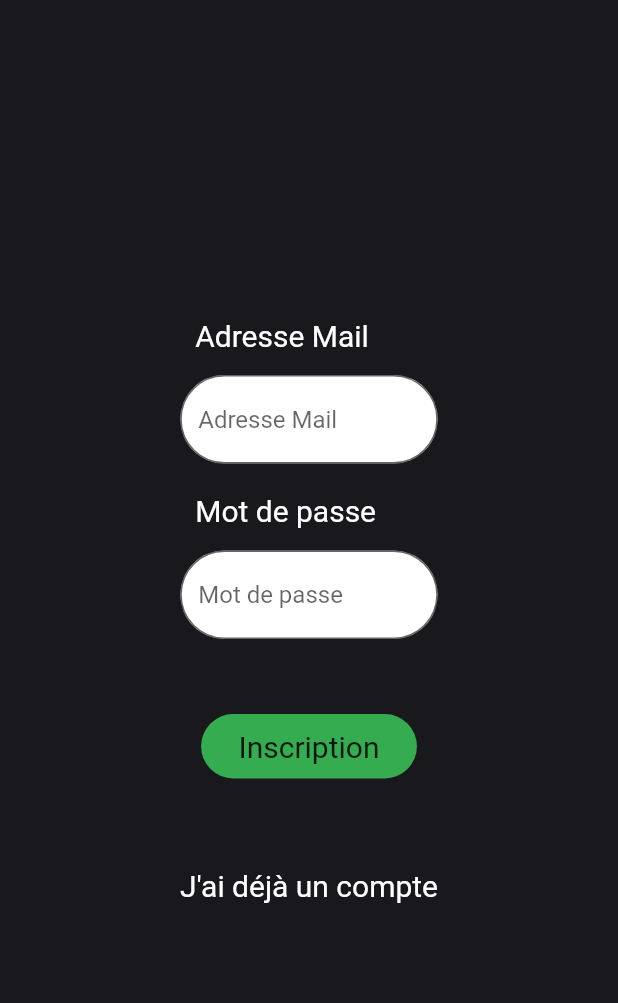
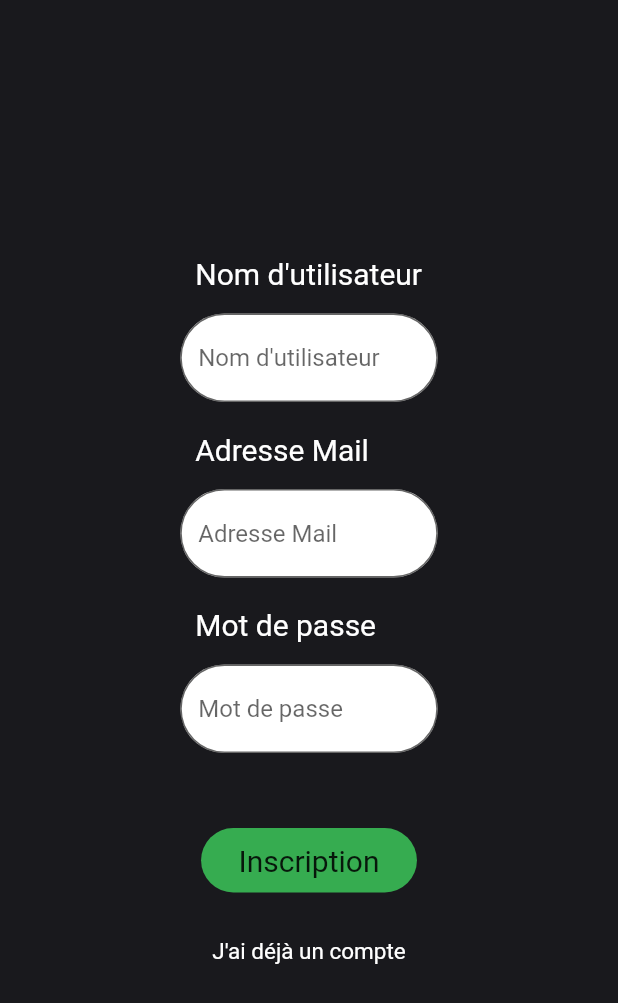
Before and after one commit to nait-sab/jdr_maker, a Flutter app: the InscriptionView screen opened directly, after a tap on "Inscription", on a phone screen of 412 x 824 dp. Shown: the top 1003 px of the screen. Run offline on Flutter 3.47's test engine with Material 2 defaults, Android fonts, the phone set to English and light mode, and no system bars; our stand-ins replace cloud_firestore, firebase_auth, firebase_core, google_fonts; missing offline and left inert: firedart; accounts and stored records are empty; network calls fail.

Commit message:
Ajout connexion, inscription et vérification connexion

```diff
--- a/lib/src/app/views/inscription_view.dart
+++ b/lib/src/app/views/inscription_view.dart
@@ -1,5 +1,8 @@
+import 'dart:io';
+
 import 'package:flutter/material.dart';
 import 'package:jdr_maker/src/app/controllers/navigation_controller.dart';
+import 'package:jdr_maker/src/app/tools/firebase_android_tool.dart';
 import 'package:jdr_maker/src/app/tools/firebase_desktop_tool.dart';
 import 'package:provider/provider.dart';
 
@@ -35,10 +38,25 @@ class _InscriptionViewState extends State<InscriptionView> {
   }
 
   Future createAccount() async {
+    String usernameValue = usernameController.text;
     String mailValue = mailController.text;
     String passValue = passController.text;
-    await FirebaseDesktopTool.creerCompte(mailValue, passValue);
-    await FirebaseDesktopTool.ajouterDocument("Users", {'mail': mailValue});
+    String? userID = "";
+    Map<String, dynamic> userInfos = {
+      'mail': mailValue,
+      'username': usernameValue
+    };
+    if (Platform.isAndroid) {
+      await FirebaseAndroidTool.creerCompte(mailValue, passValue);
+      userID = FirebaseAndroidTool.getUtilisateur()?.uid;
+      userInfos.addAll({"id": userID});
+      await FirebaseAndroidTool.ajouterDocumentID("User", userID!, userInfos);
+    } else {
+      await FirebaseDesktopTool.creerCompte(mailValue, passValue);
+      userID = FirebaseDesktopTool.getUtilisateurID();
+      userInfos.addAll({"id": userID});
+      await FirebaseDesktopTool.ajouterDocumentID("Users", userID, userInfos);
+    }
     goAcceuil();
   }
 
@@ -50,40 +68,40 @@ class _InscriptionViewState extends State<InscriptionView> {
       body: Column(
         mainAxisAlignment: MainAxisAlignment.center,
         children: [
-          // Center(
-          //   child: SizedBox(
-          //     width: largeurEcran.width / 2.4,
-          //     child: Column(
-          //       crossAxisAlignment: CrossAxisAlignment.start,
-          //       children: [
-          //         Padding(
-          //           padding: EdgeInsets.only(left: 10),
-          //           child: Text(
-          //             "Nom d'utilisateur",
-          //             style: TextStyle(fontSize: 20, color: Colors.white),
-          //           ),
-          //         ),
-          //         SizedBox(height: 15),
-          //         TextFormField(
-          //           controller: usernameController,
-          //           decoration: InputDecoration(
-          //             fillColor: Colors.white,
-          //             filled: true,
-          //             hintText: "Nom d'utilisateur",
-          //             border: OutlineInputBorder(
-          //               borderRadius: BorderRadius.circular(30),
-          //             ),
-          //             focusedBorder: OutlineInputBorder(
-          //               borderRadius: BorderRadius.all(Radius.circular(30)),
-          //               borderSide: BorderSide(color: Colors.white),
-          //             ),
-          //           ),
-          //         ),
-          //       ],
-          //     ),
-          //   ),
-          // ),
-          // SizedBox(height: 20),
+          Center(
+            child: SizedBox(
+              width: largeurEcran.width / 2.4,
+              child: Column(
+                crossAxisAlignment: CrossAxisAlignment.start,
+                children: [
+                  Padding(
+                    padding: EdgeInsets.only(left: 10),
+                    child: Text(
+                      "Nom d'utilisateur",
+                      style: TextStyle(fontSize: 20, color: Colors.white),
+                    ),
+                  ),
+                  SizedBox(height: 15),
+                  TextFormField(
+                    controller: usernameController,
+                    decoration: InputDecoration(
+                      fillColor: Colors.white,
+                      filled: true,
+                      hintText: "Nom d'utilisateur",
+                      border: OutlineInputBorder(
+                        borderRadius: BorderRadius.circular(30),
+                      ),
+                      focusedBorder: OutlineInputBorder(
+                        borderRadius: BorderRadius.all(Radius.circular(30)),
+                        borderSide: BorderSide(color: Colors.white),
+                      ),
+                    ),
+                  ),
+                ],
+              ),
+            ),
+          ),
+          SizedBox(height: 20),
           Center(
             child: SizedBox(
               width: largeurEcran.width / 2.4,
@@ -172,20 +190,16 @@ class _InscriptionViewState extends State<InscriptionView> {
               ),
             ),
           ),
-          SizedBox(height: 50),
+          SizedBox(height: 20),
           InkWell(
             onTap: goConnexion,
             child: Container(
-              // decoration: BoxDecoration(
-              //   color: Color(0xff36AC50),
-              //   borderRadius: BorderRadius.circular(50),
-              // ),
               padding: EdgeInsets.symmetric(vertical: 10, horizontal: 25),
               child: Text(
                 "J'ai déjà un compte",
                 style: TextStyle(
                   color: Color(0xFFFFFFFF),
-                  fontSize: 20,
+                  fontSize: 15,
                 ),
               ),
             ),
```
Also changed, not shown: lib/src/app/views/accueil/accueil_view.dart (+14 -4 lines), lib/src/app/views/connexion_view.dart (+21 -0 lines).
